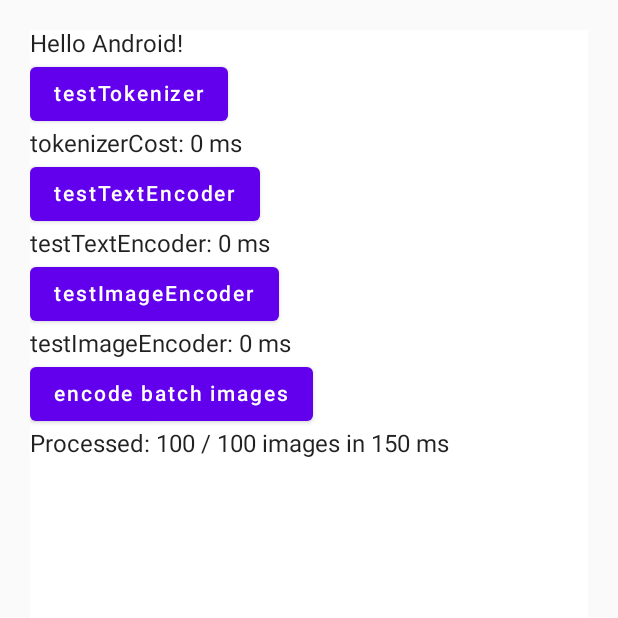
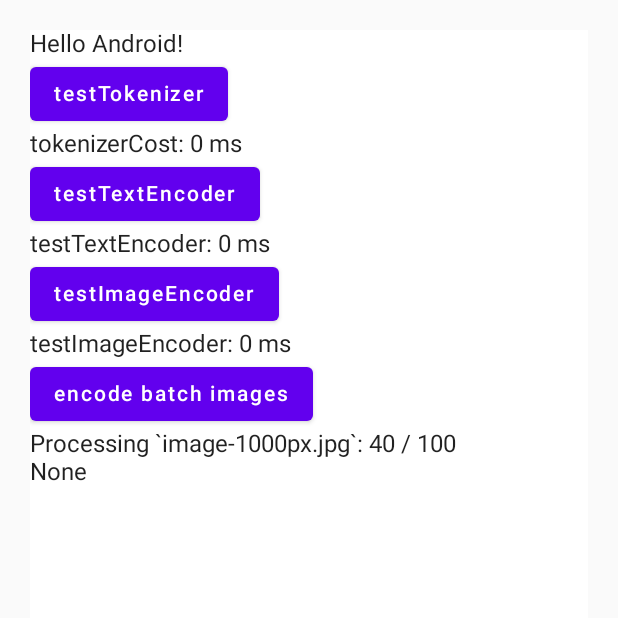
Before and after one commit to greyovo/CLIP-android-demo, an Android app built with Jetpack Compose: the screen it shows after launch (MainActivity), after a tap on "encode batch images", on a phone screen of 412 x 824 dp, the top half of it. Run offline under Robolectric (Android 15) with nearby library versions, the phone set to English and light mode, and no system bars; 1 statement that could not run was skipped.

Commit message:
使用协程进行压力测试

```diff
--- a/app/src/main/java/com/example/mycomposeapplication/MainActivity.kt
+++ b/app/src/main/java/com/example/mycomposeapplication/MainActivity.kt
@@ -3,6 +3,7 @@ package com.example.mycomposeapplication
 import android.graphics.BitmapFactory
 import android.os.Bundle
 import android.util.Log
+import android.widget.Toast
 import androidx.activity.ComponentActivity
 import androidx.activity.compose.setContent
 import androidx.compose.foundation.layout.Column
@@ -21,6 +22,7 @@ import androidx.compose.ui.unit.dp
 import androidx.lifecycle.lifecycleScope
 import com.example.mycomposeapplication.ui.theme.MyComposeApplicationTheme
 import kotlinx.coroutines.*
+import java.io.File
 import java.util.*
 
 class MainActivity : ComponentActivity() {
@@ -55,7 +57,8 @@ class MainActivity : ComponentActivity() {
                         Button(onClick = { testBatchEncodeImage() }) {
                             Text(text = "encode batch images")
                         }
-            Text(text = encodeImageState.value)
+                        Text(text = encodeImageState1.value)
+                        Text(text = encodeImageState2.value)
                     }
                 }
             }
@@ -65,7 +68,8 @@ class MainActivity : ComponentActivity() {
     private var tokenizerCost: MutableState<Long> = mutableStateOf(0L)
     private var encodeTextCost: MutableState<Long> = mutableStateOf(0L)
     private var encodeImageCost: MutableState<Long> = mutableStateOf(0L)
-  private var encodeImageState: MutableState<String> = mutableStateOf("None")
+    private var encodeImageState1: MutableState<String> = mutableStateOf("None")
+    private var encodeImageState2: MutableState<String> = mutableStateOf("None")
 
 
     private var tokenizer: BPETokenizer? = null
@@ -89,6 +93,8 @@ class MainActivity : ComponentActivity() {
 //        Log.d("testTextEncoder", Arrays.toString(output?.dataAsFloatArray))
     }
 
+    private val imageName = "image-1000px.jpg"
+
     private fun testImageEncoder() {
         if (imageEncoder == null) {
             imageEncoder = ImageEncoder(this)
@@ -96,34 +102,80 @@ class MainActivity : ComponentActivity() {
 
         // creating bitmap from packaged into app android asset 'image.jpg',
         // app/src/main/assets/image.jpg
-    val bitmap = BitmapFactory.decodeStream(assets.open("image.jpg"))
+        val bitmap = BitmapFactory.decodeStream(assets.open(imageName))
         val time = System.currentTimeMillis()
         val output = imageEncoder?.encode(bitmap)
         encodeImageCost.value = System.currentTimeMillis() - time
         Log.d("testImageEncoder", Arrays.toString(output?.dataAsFloatArray))
     }
 
-  private fun testBatchEncodeImage() {
-    assetFilePath(this, "image.jpg")
+    private fun loadImageEncoder() {
         lifecycleScope.launch(Dispatchers.Main) {
             withContext(Dispatchers.Default) {
                 if (imageEncoder == null) {
-          encodeImageState.value = "Loading ImageEncoder..."
+                    encodeImageState1.value = "Loading ImageEncoder ..."
+                    encodeImageState2.value = "Loading ImageEncoder ..."
                     imageEncoder = ImageEncoder(context = this@MainActivity)
+                    encodeImageState1.value = "Loading ImageEncoder done"
+                    encodeImageState2.value = "Loading ImageEncoder done"
                 }
+            }
+        }
+    }
+
+    private var batchTestLock = false
+
+    /**
+     * With SnapDragon 8 gen 2 SoC:
+     * - Encoding 100 images for ~11s
+     * - Encoding 2000 images for ~25s
+     */
+    private fun testBatchEncodeImage() {
+        assetFilePath(this, imageName)
+        if (imageEncoder == null) {
+            loadImageEncoder()
+            return
+        }
+        if (batchTestLock) {
+            Toast.makeText(this, "Already Running batch test!", Toast.LENGTH_SHORT).show()
+            return
+        }
+        batchTestLock = true
+        lifecycleScope.launch(Dispatchers.Main) {
+            // 1...
+            withContext(Dispatchers.Default) {
                 val total = 100
                 val start = System.currentTimeMillis()
                 for (i in 0..total) {
-          val bitmap = BitmapFactory.decodeStream(assets.open("image.jpg"))
+                    val bitmap =
+                        BitmapFactory.decodeStream(File(filesDir.path + "/" + (imageName)).inputStream())
                     imageEncoder?.encode(bitmap)
                     if (i % 10 == 0) {
-            encodeImageState.value = "Processing: $i / $total"
+                        encodeImageState1.value = "Processing `$imageName`: $i / $total"
                     }
                 }
-        encodeImageState.value =
-          "Processed: $total / $total images in ${System.currentTimeMillis() - start} ms"
+                encodeImageState1.value =
+                    "Processed: $total `$imageName` images in ${System.currentTimeMillis() - start} ms"
+                batchTestLock = false
             }
         }
+
+//    GlobalScope.launch(Dispatchers.Main) {
+//      // 2...
+//      withContext(Dispatchers.Default) {
+//        val total = 100
+//        val start = System.currentTimeMillis()
+//        for (i in 0..total) {
+//          val bitmap = BitmapFactory.decodeStream(assets.open("image.jpg"))
+//          imageEncoder?.encode(bitmap)
+//          if (i % 10 == 0) {
+//            encodeImageState2.value = "Processing: $i / $total"
+//          }
+//        }
+//        encodeImageState2.value =
+//          "Processed: $total / $total images in ${System.currentTimeMillis() - start} ms"
+//      }
+//    }
     }
 
     private fun testTokenizer() {
```
Also changed, not shown: app/src/main/java/com/example/mycomposeapplication/ImageEncoder.kt (+11 -3 lines), app/src/main/assets/image-1000px.jpg (added), app/src/main/assets/image-5000px.jpg (added). Lines whose indentation alone changed are shown as unchanged.
